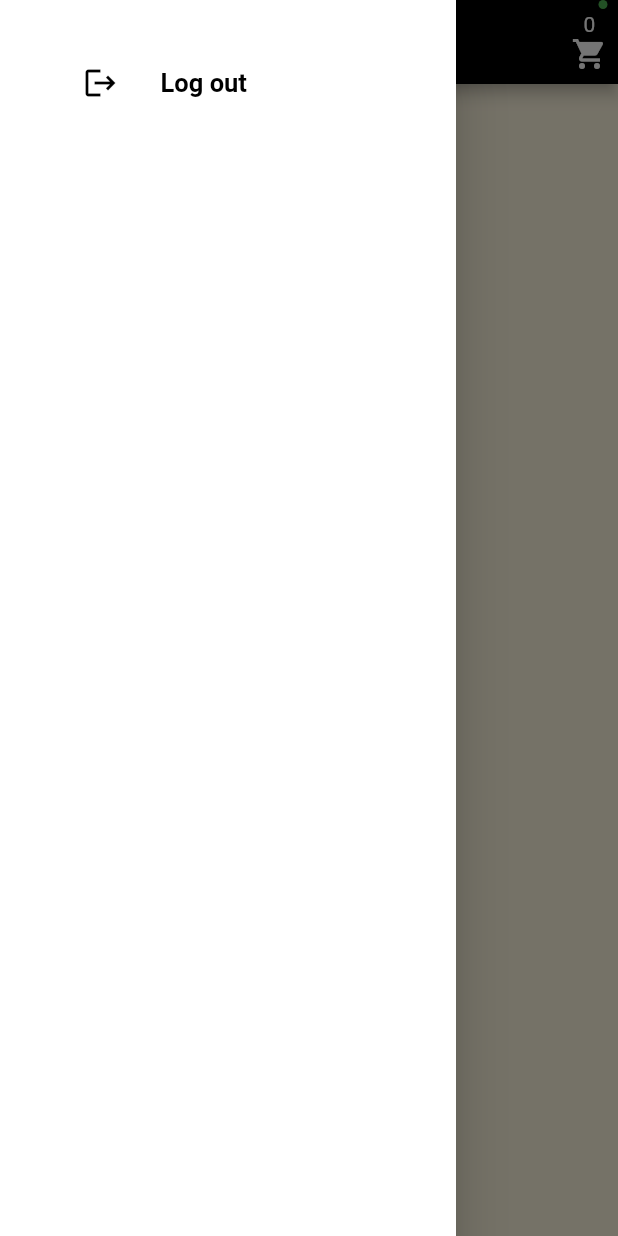
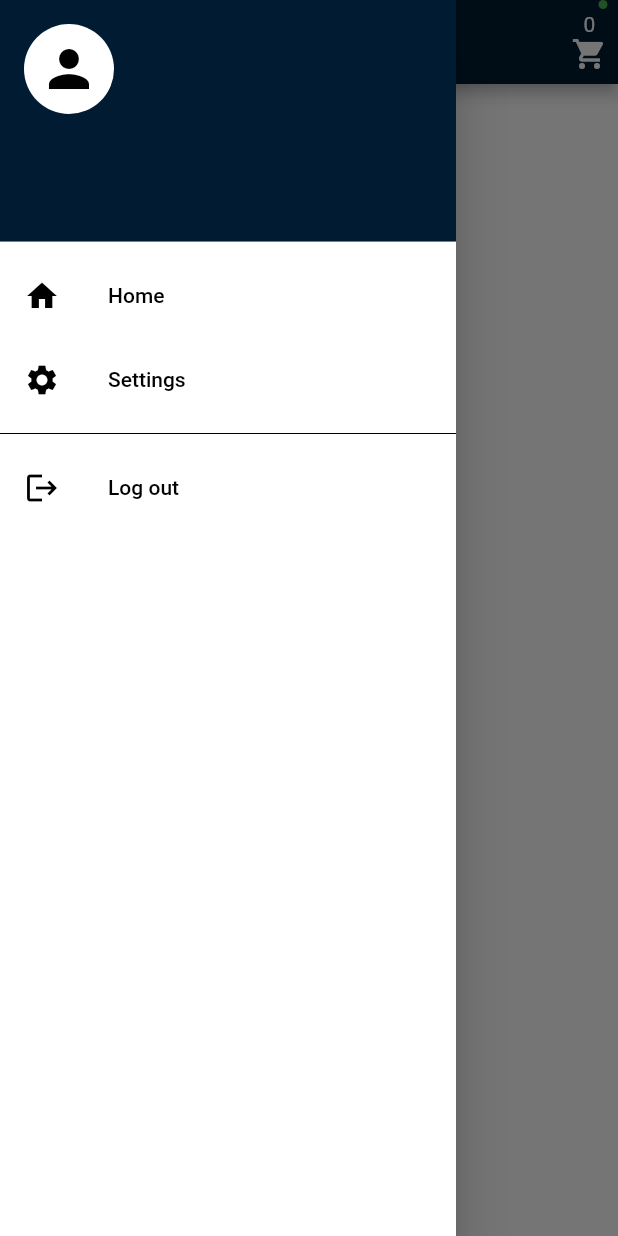
Before and after one commit to Hrithin1010/exactus_project, a Flutter app: the ProductHome screen opened directly, with the side drawer open, on a phone screen of 412 x 824 dp. Run offline on Flutter 3.47's test engine with Material 2 defaults, Android fonts, the phone set to English and light mode, and no system bars; our stand-ins replace cached_network_image, get, shared_preferences; accounts and stored records are empty; network calls fail.

Commit message:
commit 1

```diff
--- a/lib/main.dart
+++ b/lib/main.dart
@@ -1,6 +1,5 @@
-
 import 'package:exactus_project/controller/providerController.dart';
-import 'package:exactus_project/view/login_sharedpreference/signup.dart';
+import 'package:exactus_project/view/login_sharedpreference/loginPage.dart';
 import 'package:flutter/widgets.dart';
 import 'package:get/get.dart';
 import 'package:flutter/material.dart';
@@ -19,7 +18,7 @@ class MyApp extends StatelessWidget {
       create: (context) => dataProvider(),
       child: GetMaterialApp(
         debugShowCheckedModeBanner: false,
-        home: SignUp(),
+        home: LoginPage(),
       ),
     );
   }
--- a/lib/view/product_home.dart
+++ b/lib/view/product_home.dart
@@ -7,17 +7,23 @@ import 'package:flutter/material.dart';
 import 'package:get/get.dart';
 import 'package:provider/provider.dart';
 
-class ProductHome extends StatelessWidget {
+
+class ProductHome extends StatefulWidget {
+  @override
+  State<ProductHome> createState() => _ProductHomeState();
+}
+
+class _ProductHomeState extends State<ProductHome> {
   final ProductController productController = Get.put(ProductController());
 
   @override
   Widget build(BuildContext context) {
     var cartpage_list = context.watch<dataProvider>().carts;
     return Scaffold(
-      backgroundColor: Colors.amber[50],
+      backgroundColor: Colors.white,
       appBar: AppBar(
-        backgroundColor: Colors.black,
-        title: Text("Products"),
+        backgroundColor: const Color.fromARGB(255, 1, 28, 50),
+        title: const Text("Products"),
         actions: [
           Padding(
             padding: const EdgeInsets.only(right: 7),
@@ -27,7 +33,7 @@ class ProductHome extends StatelessWidget {
                     .push(MaterialPageRoute(builder: (context) => Cart()));
               },
               child: Badge(
-                largeSize: 25,
+                largeSize: 5,
                 backgroundColor: Colors.green,
                 child: Column(
                   mainAxisAlignment: MainAxisAlignment.center,
@@ -43,16 +49,15 @@ class ProductHome extends StatelessWidget {
         ],
       ),
       drawer: Navdrawer(),
-      body: SizedBox(
-        child: Obx(() {
+      body: Obx(() {
         if (productController.isLoading.value) {
-            return Center(
+          return  Center(
             child: CircularProgressIndicator(),
           );
         } else {
           return GridView.builder(
             itemCount: productController.productList.length,
-              gridDelegate: SliverGridDelegateWithFixedCrossAxisCount(
+            gridDelegate: const SliverGridDelegateWithFixedCrossAxisCount(
               crossAxisCount: 2,
             ),
             itemBuilder: (context, index) {
@@ -61,7 +66,6 @@ class ProductHome extends StatelessWidget {
           );
         }
       }),
-      ),
     );
   }
 }
--- a/lib/view/widgets/nav_drawer.dart
+++ b/lib/view/widgets/nav_drawer.dart
@@ -1,4 +1,5 @@
-import 'package:exactus_project/view/login_sharedpreference/signup.dart';
+import 'package:exactus_project/view/login_sharedpreference/loginPage.dart';
+import 'package:exactus_project/view/product_home.dart';
 import 'package:flutter/material.dart';
 import 'package:shared_preferences/shared_preferences.dart';
 
@@ -9,8 +10,8 @@ class Navdrawer extends StatefulWidget {
 
 class _NavdrawerState extends State<Navdrawer> {
   late SharedPreferences preferences;
+  late String username;
 
-  late String username;
   @override
   void initState() {
     fetchData();
@@ -20,31 +21,83 @@ class _NavdrawerState extends State<Navdrawer> {
   void fetchData() async {
     preferences = await SharedPreferences.getInstance();
     setState(() {
-      username = preferences.getString('uname')!;
+      username = preferences
+          .getString('uname')!;
     });
   }
 
   @override
   Widget build(BuildContext context) {
     return Drawer(
-      backgroundColor: Colors.white,
-      child: Padding(
-        padding: const EdgeInsets.all(27.0),
+      child: Container(
+        color: Colors.white,
         child: ListView(
+          padding: EdgeInsets.zero,
           children: [
+            DrawerHeader(
+              decoration: const BoxDecoration(
+                color: Color.fromARGB(255, 1, 28, 50),
+              ),
+              child: Column(
+                crossAxisAlignment: CrossAxisAlignment.start,
+                children: [
+                  const CircleAvatar(
+                    backgroundColor:  Colors.white,
+                    radius: 30,
+                    child: Icon(
+                      Icons.person,
+                      color: Colors.black,
+                      size: 40,
+                    ),
+                  ),
+                 const SizedBox(height: 10),
+                  Text(
+                    '$username',
+                    style: TextStyle(
+                      color: Colors.white,
+                      fontSize: 20,
+                      fontWeight: FontWeight.bold,
+                    ),
+                  ),
+                ],
+              ),
+            ),
             ListTile(
+              leading: const Icon(Icons.home, color: Colors.black),
+              title: const Text(
+                'Home',
+                style: TextStyle(color: Colors.black),
+              ),
+              onTap: () {
+              Navigator.of(context).push(MaterialPageRoute(builder: ((context) => ProductHome())));
+              },
+            ),
+            ListTile(
+              leading: const Icon(Icons.settings, color: Colors.black),
+              title: const Text(
+                'Settings',
+                style: TextStyle(color: Colors.black),
+              ),
+              onTap: () {
+
+              },
+            ),
+            const Divider(
+              color: Colors.black,
+            ),
+            InkWell(
               onTap: () {
                 preferences.setBool('newuser', true);
                 Navigator.of(context)
-                    .push(MaterialPageRoute(builder: (context) => SignUp()));
+                    .push(MaterialPageRoute(builder: (context) => LoginPage()));
               },
-              leading: IconButton(onPressed: () {}, icon: Icon(Icons.logout)),
-              title: Text(
-                "Log out",
-                style: TextStyle(fontWeight: FontWeight.bold, fontSize: 17),
+              child: const ListTile(
+                leading: Icon(Icons.logout, color: Colors.black),
+                title: Text(
+                  'Log out',
+                  style: TextStyle(color: Colors.black),
+                ),
               ),
-              iconColor: Colors.black,
-              textColor: Colors.black,
             ),
           ],
         ),
```
Also changed, not shown: lib/view/cartPage.dart (+19 -22 lines), lib/view/login_sharedpreference/loginPage.dart (+52 -43 lines), lib/view/login_sharedpreference/signup.dart (deleted, +0 -103 lines), lib/view/widgets/product_tile.dart (+4 -3 lines), 1 other file. Lines whose indentation alone changed are shown as unchanged.
